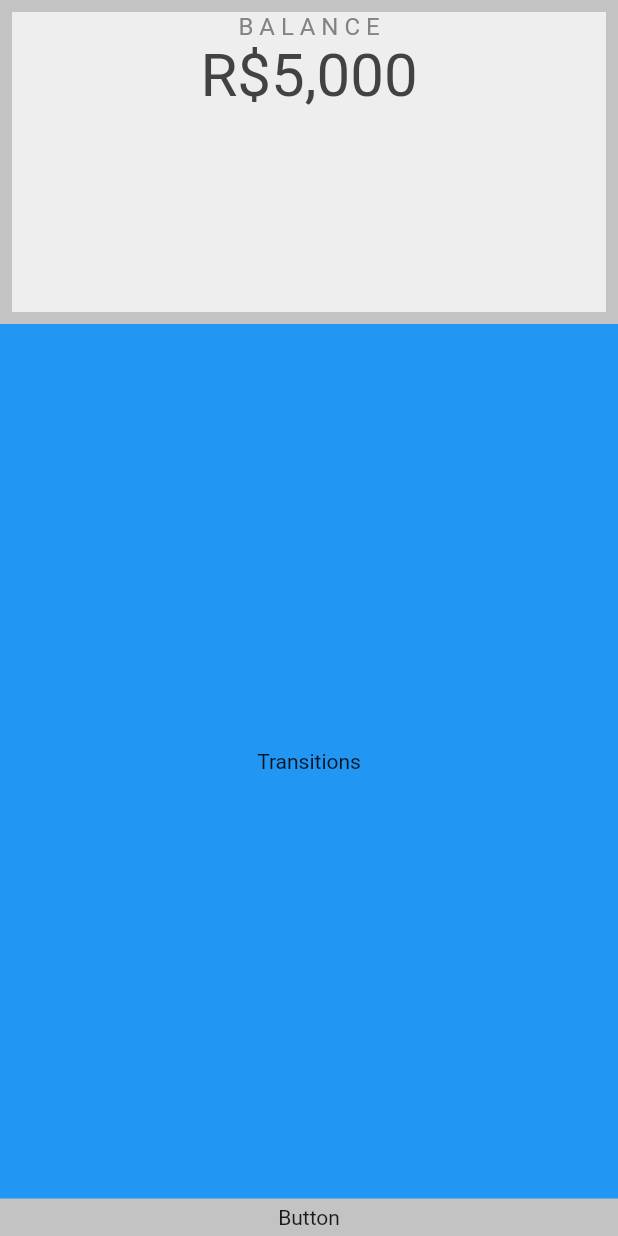
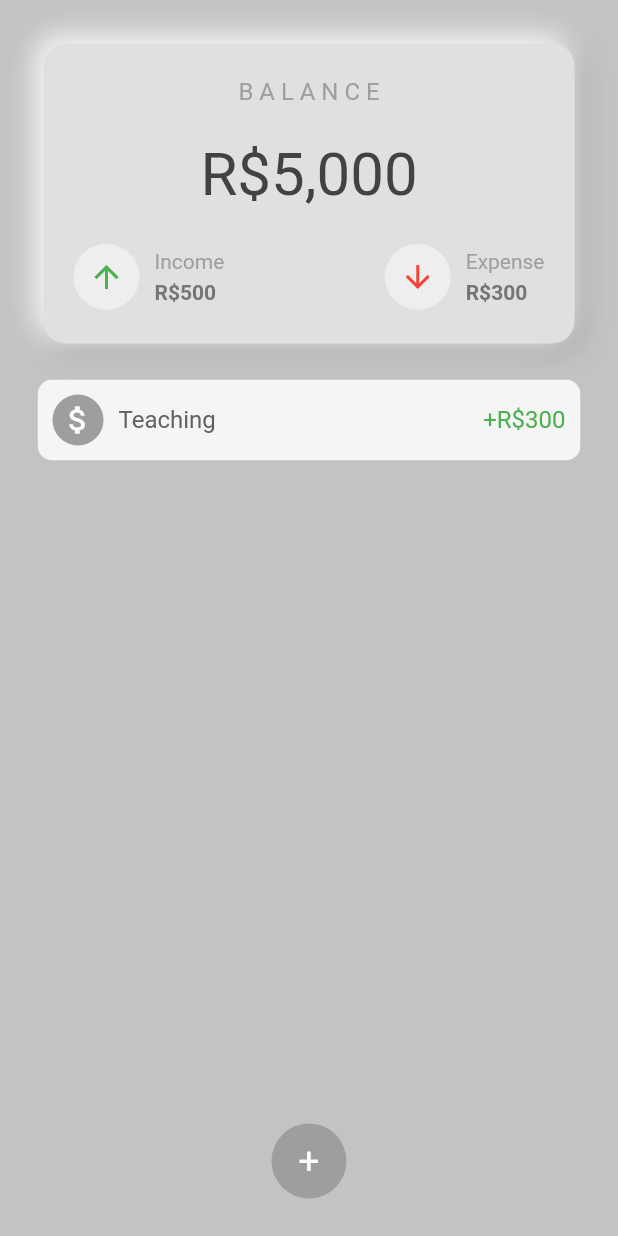
Before and after one commit to baborges45/expense_flutter_app, a Flutter app: the screen it shows after launch, on a phone screen of 412 x 824 dp. Run offline on Flutter 3.47's test engine with Material 2 defaults, Android fonts, the phone set to English and light mode, and no system bars; missing offline and left inert: gsheets; key blocks and very long unbroken strings in the code were emptied for the run.

Commit message:
adding class myTransictios

```diff
--- a/analysis_options.yaml
+++ b/analysis_options.yaml
@@ -23,6 +23,7 @@ linter:
   # producing the lint.
   rules:
    prefer_const_constructors: false
+   prefer_const_literals_to_create_immutables: false
 
 # Additional information about this file can be found at
 # https://dart.dev/guides/language/analysis-options
--- a/lib/home/home_page.dart
+++ b/lib/home/home_page.dart
@@ -1,3 +1,5 @@
+import 'package:expense_flutter_app/widgets/my_transactions.dart';
+import 'package:expense_flutter_app/widgets/plus_button.dart';
 import 'package:expense_flutter_app/widgets/top_card.dart';
 import 'package:flutter/material.dart';
 
@@ -13,26 +15,36 @@ class _HomePageState extends State<HomePage> {
   Widget build(BuildContext context) {
     return Scaffold(
       backgroundColor: Color(0xFFC4C3C3),
-      body: Column(
+      body: Padding(
+        padding: const EdgeInsets.all(25.0),
+        child: Column(
           children: [
             TopCard(
-            balance: 'R\$5,000',
+              balance: '5,000',
+              income: '500',
+              expense: '300',
             ),
             Expanded(
               child: Container(
-              color: Colors.blue,
                 child: Center(
-                child: Text('Transitions'),
+                  child: Column(
+                    children: [
+                      SizedBox(
+                        height: 20,
+                      ),
+                      MyTransactions(
+                        transactionName: 'Teaching',
+                        money: '300',
+                        expenseOrIcome: 'icome',
+                      ),
+                    ],
                   ),
                 ),
               ),
-          Container(
-            height: 25,
-            child: Center(
-              child: Text('Button'),
             ),
+            PlusButton(),
+          ],
         ),
-        ],
       ),
     );
   }
--- a/lib/main.dart
+++ b/lib/main.dart
@@ -1,9 +1,12 @@
+import 'package:expense_flutter_app/repository/google_sheets_api.dart';
 import 'package:flutter/material.dart';
 import 'package:gsheets/gsheets.dart';
 
 import 'home/home_page.dart';
 
 void main() {
+  WidgetsFlutterBinding.ensureInitialized();
+  GoogleSheetsApi().init();
   runApp(const MyApp());
 }
 
--- a/google_sheets_api.dart
+++ b/lib/repository/google_sheets_api.dart
@@ -19,12 +19,16 @@ class GoogleSheetsApi {
   static const _spreadSheetId = '1tz82FaGTD2U1qUzEJrngGUcWeZA8clr6e8ES9FrCDgU';
 
   //init GSheets
-  final gsheets = GSheets(_credentials);
+  final _gsheets = GSheets(_credentials);
   static Worksheet? _worksheet;
 
+  static int numberOfTransactions = 0;
+  static List<List<dynamic>> correntTransactions = [];
+  static bool loading = true;
+
   Future init() async {
-    final ss = await gsheets.spreadsheet(_spreadSheetId);
+    final ss = await _gsheets.spreadsheet(_spreadSheetId);
     // fetch spreadsheet by its title
-    var sheet = ss.worksheetByTitle('Worksheet1');
+    _worksheet = ss.worksheetByTitle('Worksheet1');
   }
 }
--- /dev/null
+++ b/lib/widgets/my_transactions.dart
@@ -0,0 +1,68 @@
+import 'package:flutter/material.dart';
+
+class MyTransactions extends StatelessWidget {
+  final String transactionName;
+  final String money;
+  final String expenseOrIcome;
+
+  const MyTransactions({
+    Key? key,
+    required this.transactionName,
+    required this.money,
+    required this.expenseOrIcome,
+  }) : super(key: key);
+
+  @override
+  Widget build(BuildContext context) {
+    return Padding(
+      padding: const EdgeInsets.only(bottom: 12.0),
+      child: ClipRRect(
+        borderRadius: BorderRadius.circular(10),
+        child: Container(
+          padding: EdgeInsets.all(10),
+          color: Colors.grey[100],
+          child: Row(
+            mainAxisAlignment: MainAxisAlignment.spaceBetween,
+            children: [
+              Row(
+                children: [
+                  Container(
+                    padding: EdgeInsets.all(5),
+                    decoration: BoxDecoration(
+                      shape: BoxShape.circle,
+                      color: Colors.grey[500],
+                    ),
+                    child: Center(
+                      child: Icon(
+                        Icons.attach_money_outlined,
+                        color: Colors.white,
+                      ),
+                    ),
+                  ),
+                  SizedBox(
+                    width: 10,
+                  ),
+                  Text(
+                    transactionName,
+                    style: TextStyle(
+                      fontSize: 16,
+                      color: Colors.grey[700],
+                    ),
+                  ),
+                ],
+              ),
+              Text(
+                (expenseOrIcome == 'expense' ? '-' : '+') + 'R\$' + money,
+                style: TextStyle(
+                  fontSize: 16,
+                  color:
+                      (expenseOrIcome == 'expense' ? Colors.red : Colors.green),
+                ),
+              ),
+            ],
+          ),
+        ),
+      ),
+    );
+  }
+}
--- /dev/null
+++ b/lib/widgets/plus_button.dart
@@ -0,0 +1,28 @@
+import 'package:flutter/material.dart';
+
+class PlusButton extends StatelessWidget {
+  const PlusButton({Key? key}) : super(key: key);
+
+  @override
+  Widget build(BuildContext context) {
+    return GestureDetector(
+      child: Container(
+        height: 50,
+        width: 75,
+        decoration: BoxDecoration(
+          color: Colors.grey[500],
+          shape: BoxShape.circle,
+        ),
+        child: Center(
+          child: Text(
+            '+',
+            style: TextStyle(
+              color: Colors.white,
+              fontSize: 25,
+            ),
+          ),
+        ),
+      ),
+    );
+  }
+}
--- a/lib/widgets/top_card.dart
+++ b/lib/widgets/top_card.dart
@@ -2,34 +2,126 @@ import 'package:flutter/material.dart';
 
 class TopCard extends StatelessWidget {
   final String balance;
-  const TopCard({Key? key, required this.balance}) : super(key: key);
+  final String income;
+  final String expense;
+
+  const TopCard({
+    Key? key,
+    required this.balance,
+    required this.income,
+    required this.expense,
+  }) : super(key: key);
 
   @override
   Widget build(BuildContext context) {
     return Padding(
-      padding: const EdgeInsets.all(8.0),
+      padding: const EdgeInsets.all(4.0),
       child: Container(
         height: 200,
-        color: Color(0xFFEEEEEE),
         child: Center(
           child: Column(
+            mainAxisAlignment: MainAxisAlignment.spaceEvenly,
             children: [
+              Text('B A L A N C E',
+                  style: TextStyle(color: Colors.grey[500], fontSize: 16)),
               Text(
-                'B A L A N C E',
-                style: TextStyle(
-                  color: Color(0xFF838383),
-                  fontSize: 16,
+                'R\$' + balance,
+                style: TextStyle(color: Colors.grey[800], fontSize: 40),
+              ),
+              Padding(
+                padding: const EdgeInsets.symmetric(horizontal: 20.0),
+                child: Row(
+                  mainAxisAlignment: MainAxisAlignment.spaceBetween,
+                  children: [
+                    Row(
+                      children: [
+                        Container(
+                          padding: EdgeInsets.all(10),
+                          decoration: BoxDecoration(
+                            shape: BoxShape.circle,
+                            color: Colors.grey[200],
+                          ),
+                          child: Center(
+                            child: Icon(
+                              Icons.arrow_upward,
+                              color: Colors.green,
+                            ),
+                          ),
+                        ),
+                        SizedBox(
+                          width: 10,
+                        ),
+                        Column(
+                          crossAxisAlignment: CrossAxisAlignment.start,
+                          children: [
+                            Text('Income',
+                                style: TextStyle(color: Colors.grey[500])),
+                            SizedBox(
+                              height: 5,
+                            ),
+                            Text('R\$' + income,
+                                style: TextStyle(
+                                    color: Colors.grey[600],
+                                    fontWeight: FontWeight.bold)),
+                          ],
+                        )
+                      ],
+                    ),
+                    Row(
+                      children: [
+                        Container(
+                          padding: EdgeInsets.all(10),
+                          decoration: BoxDecoration(
+                            shape: BoxShape.circle,
+                            color: Colors.grey[200],
+                          ),
+                          child: Center(
+                            child: Icon(
+                              Icons.arrow_downward,
+                              color: Colors.red,
+                            ),
+                          ),
+                        ),
+                        SizedBox(
+                          width: 10,
+                        ),
+                        Column(
+                          crossAxisAlignment: CrossAxisAlignment.start,
+                          children: [
+                            Text('Expense',
+                                style: TextStyle(color: Colors.grey[500])),
+                            SizedBox(
+                              height: 5,
+                            ),
+                            Text('R\$' + expense,
+                                style: TextStyle(
+                                    color: Colors.grey[600],
+                                    fontWeight: FontWeight.bold)),
+                          ],
+                        )
+                      ],
+                    )
+                  ],
                 ),
-              ),
-              Text(
-                balance,
-                style: TextStyle(
-                  color: Colors.grey[800],
-                  fontSize: 40,
-                ),
-              ),
+              )
             ],
           ),
+        ),
+        decoration: BoxDecoration(
+          borderRadius: BorderRadius.circular(15),
+          color: Colors.grey[300],
+          boxShadow: [
+            BoxShadow(
+                color: Colors.grey.shade500,
+                offset: Offset(4.0, 4.0),
+                blurRadius: 15.0,
+                spreadRadius: 1.0),
+            BoxShadow(
+                color: Colors.white,
+                offset: Offset(-4.0, -4.0),
+                blurRadius: 15.0,
+                spreadRadius: 1.0),
+          ],
         ),
       ),
     );
```
Lines whose indentation alone changed are shown as unchanged.
